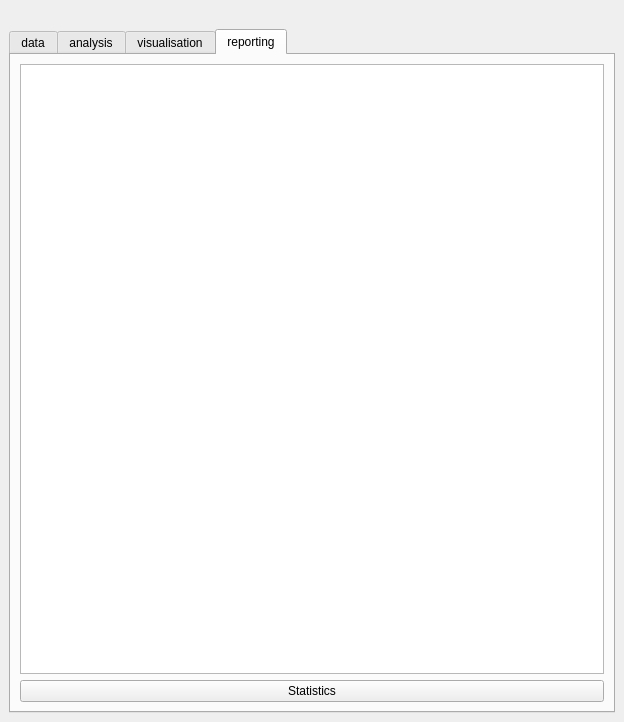
Qt form PASCAL2/spatial_decision_dockwidget_base.ui (SimonGriffioen/GEO1005) before a commit.
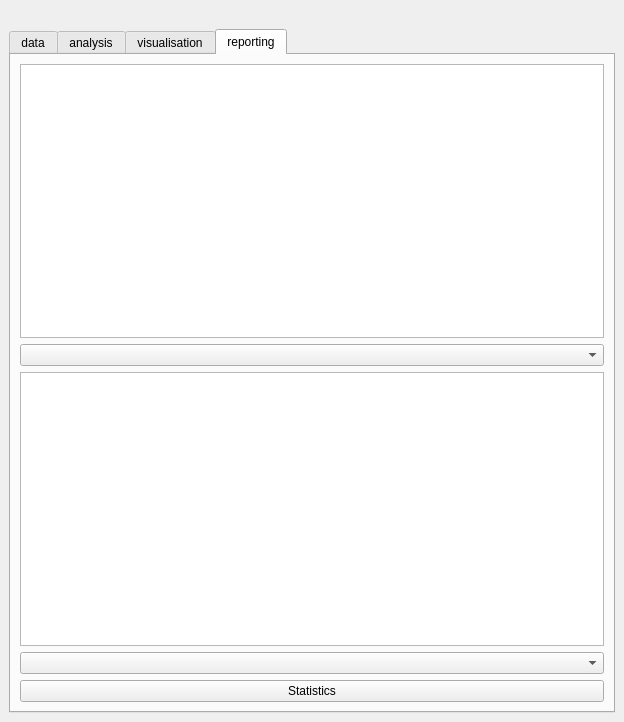
The same form after that commit. Icons and pictures are not drawn.

Diff of the .ui file:
```diff
--- a/PASCAL2/spatial_decision_dockwidget_base.ui
+++ b/PASCAL2/spatial_decision_dockwidget_base.ui
@@ -225,7 +225,16 @@
        </attribute>
        <layout class="QVBoxLayout" name="verticalLayout">
         <item>
-         <widget class="QTableWidget" name="statisticsTable"/>
+         <widget class="QTableWidget" name="statistics1Table"/>
+        </item>
+        <item>
+         <widget class="QComboBox" name="scenario1Box"/>
+        </item>
+        <item>
+         <widget class="QTableWidget" name="statistics2Table"/>
+        </item>
+        <item>
+         <widget class="QComboBox" name="scenario2Box"/>
         </item>
         <item>
          <widget class="QPushButton" name="statisticsButton">
```
